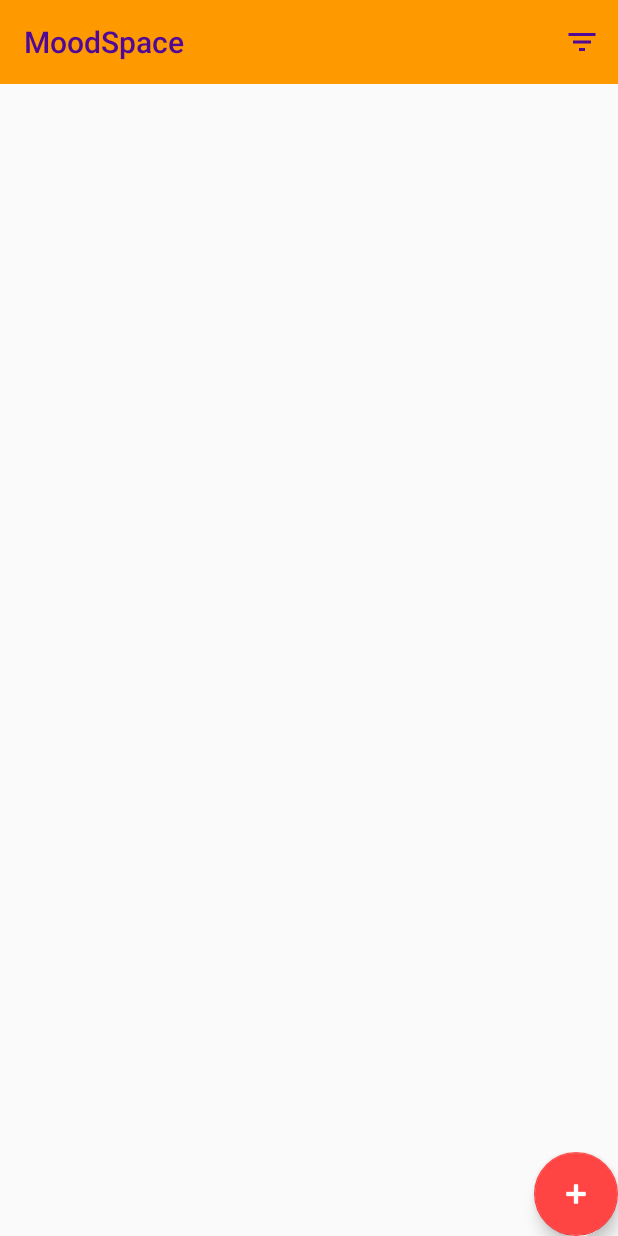
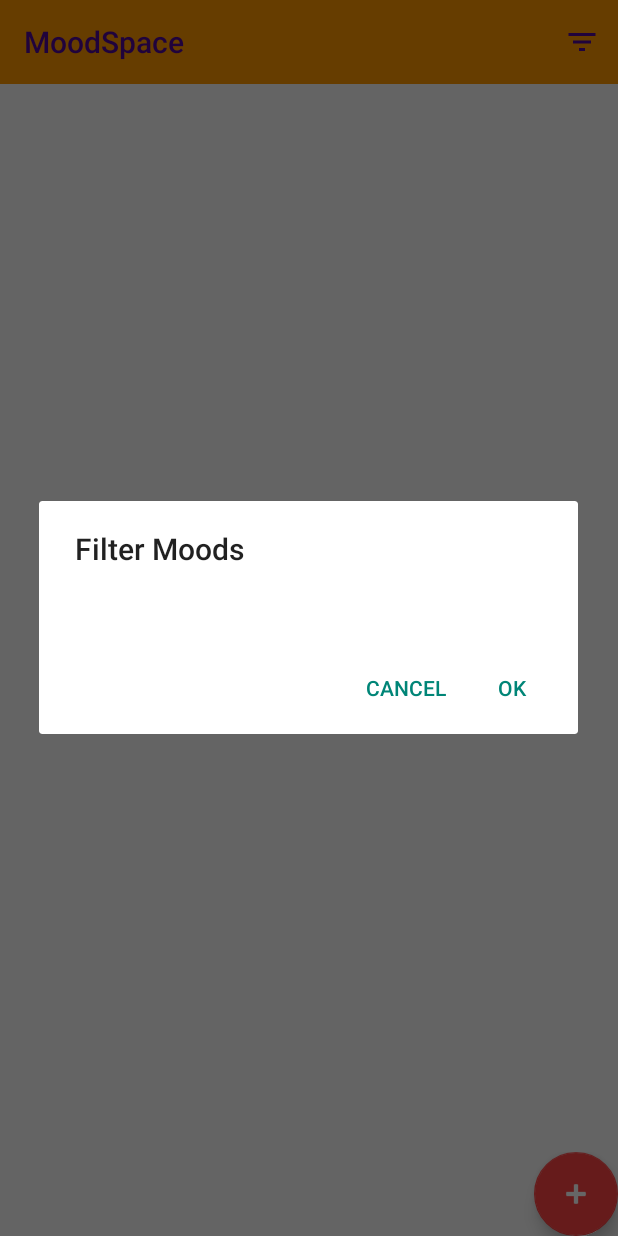
Before and after one commit to CMPUT301F19T18/MoodSpace, an Android app: the ListActivity screen opened directly, with no data from a screen before it, after a tap on "Filter", on a phone screen of 412 x 824 dp. Run offline under Robolectric (Android 15) with nearby library versions, the phone set to English and light mode, and no system bars; our stand-ins replace Firebase (no records; nobody signed in at launch, a user with empty details on screens opened directly); 1 statement that could not run was skipped.

Commit message:
Added Filter to Firebase
When an account is created, also create the default filter that allows all emotions.

```diff
--- a/MoodSpace/app/build.gradle
+++ b/MoodSpace/app/build.gradle
@@ -33,6 +33,7 @@ dependencies {
     implementation 'com.android.support:multidex:1.0.3'
     implementation 'com.google.android.material:material:1.0.0-alpha1'
     implementation 'com.google.firebase:firebase-core:16.0.4'
+    implementation 'androidx.legacy:legacy-support-v4:1.0.0'
     testImplementation 'junit:junit:4.12'
     androidTestImplementation 'androidx.test:runner:1.2.0'
     androidTestImplementation 'androidx.test.espresso:espresso-core:3.2.0'
--- a/MoodSpace/app/src/main/java/com/example/moodspace/Emotion.java
+++ b/MoodSpace/app/src/main/java/com/example/moodspace/Emotion.java
@@ -24,4 +24,8 @@ public enum Emotion {
     String getEmojiString() {
         return new String(Character.toChars(emojiCode));
     }
+
+    public String getEmojiName() {
+        return emojiName;
+    }
 }
--- /dev/null
+++ b/MoodSpace/app/src/main/java/com/example/moodspace/FilterFragment.java
@@ -0,0 +1,54 @@
+package com.example.moodspace;
+
+import android.app.AlertDialog;
+import android.app.Dialog;
+import android.content.Context;
+import android.content.DialogInterface;
+import android.os.Bundle;
+import android.view.LayoutInflater;
+import android.view.View;
+import android.widget.EditText;
+
+import androidx.annotation.NonNull;
+import androidx.annotation.Nullable;
+import androidx.fragment.app.DialogFragment;
+
+public class FilterFragment extends DialogFragment {
+    private OnFragmentInteractionListener listener;
+
+    public FilterFragment() {
+
+    }
+
+    public interface OnFragmentInteractionListener {
+        void onOkPressed();
+    }
+
+    /*@Override
+    public void onAttach(Context context) {
+        super.onAttach(context);
+        if (context instanceof OnFragmentInteractionListener){
+            listener = (OnFragmentInteractionListener) context;
+        } else {
+            throw new RuntimeException(context.toString()
+                    + " must implement OnFragmentInteractionListener ");
+        }
+    }*/
+
+    @NonNull
+    @Override
+    public Dialog onCreateDialog(@Nullable Bundle savedInstanceState) {
+        View view = LayoutInflater.from(getActivity()).inflate(R.layout.fragment_filter, null);
+
+        AlertDialog.Builder builder = new AlertDialog.Builder(getContext());
+        return builder
+                .setView(view)
+                .setTitle("Filter Moods")
+                .setNegativeButton("Cancel", null)
+                .setPositiveButton("OK", new DialogInterface.OnClickListener() {
+                    @Override
+                    public void onClick(DialogInterface dialogInterface, int i) {
+
+                    }}).create();
+    }
+}
--- a/MoodSpace/app/src/main/java/com/example/moodspace/ListActivity.java
+++ b/MoodSpace/app/src/main/java/com/example/moodspace/ListActivity.java
@@ -4,6 +4,7 @@ import android.content.Intent;
 import android.os.Bundle;
 import android.util.Log;
 import android.view.Menu;
+import android.view.MenuItem;
 import android.view.View;
 import android.widget.AdapterView;
 import android.widget.ArrayAdapter;
@@ -104,10 +105,32 @@ public class ListActivity extends AppCompatActivity {
         startActivity(intent2);
     }
 
+    /**
+     * Creates the toolbar.
+     */
     @Override
     public boolean onCreateOptionsMenu(Menu menu) {
         // Inflate the menu; this adds items to the action bar if it is present.
         getMenuInflater().inflate(R.menu.toolbar_menu, menu);
         return true;
     }
+
+    /**
+     * Defines on click behaviour for the toolbar.
+     * @param item
+     * @return
+     */
+    @Override
+    public boolean onOptionsItemSelected(MenuItem item) {
+        switch (item.getItemId()) {
+            case R.id.filter:
+                new FilterFragment().show(getSupportFragmentManager(), "FILTER");
+                return true;
+            default:
+                // If we got here, the user's action was not recognized.
+                // Invoke the superclass to handle it.
+                return super.onOptionsItemSelected(item);
+
+        }
+    }
 }
--- a/MoodSpace/app/src/main/res/menu/toolbar_menu.xml
+++ b/MoodSpace/app/src/main/res/menu/toolbar_menu.xml
@@ -2,6 +2,7 @@
 <menu xmlns:app="http://schemas.android.com/apk/res-auto"
     xmlns:android="http://schemas.android.com/apk/res/android">
     <item
+        android:id="@+id/filter"
         android:enabled="true"
         android:icon="@drawable/ic_filter_list"
         android:title="Filter"
```
Also changed, not shown: MoodSpace/app/src/main/java/com/example/moodspace/UserController.java (+28 -1 lines), MoodSpace/app/src/main/res/layout/fragment_filter.xml (added, +8 -0 lines).
